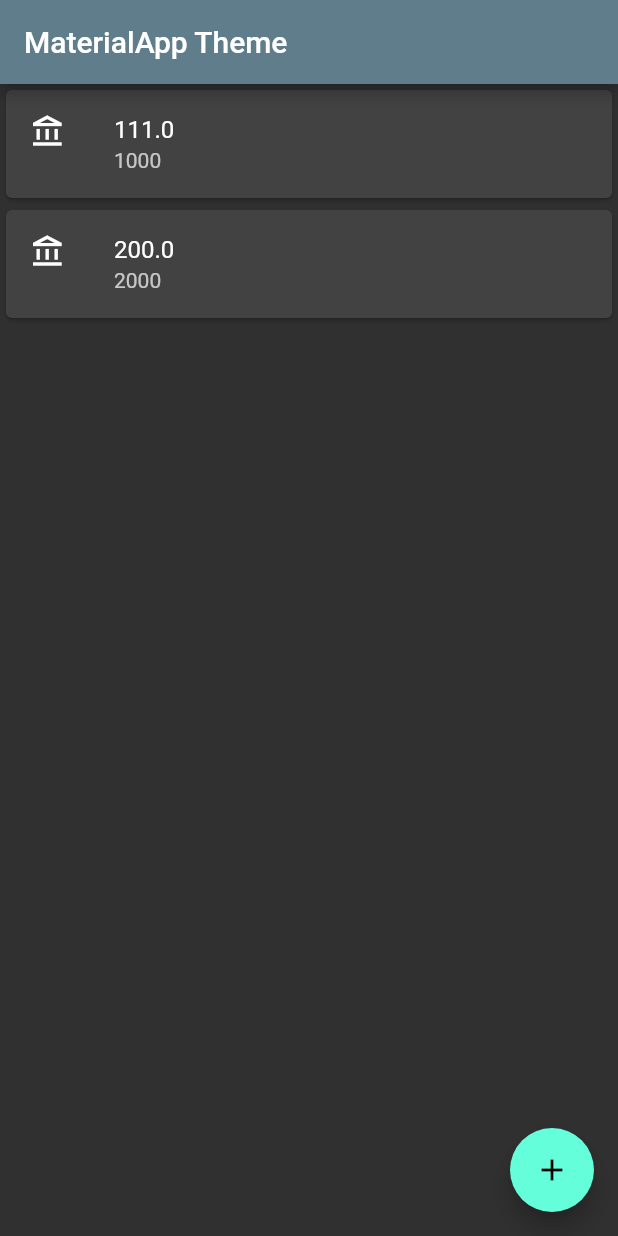
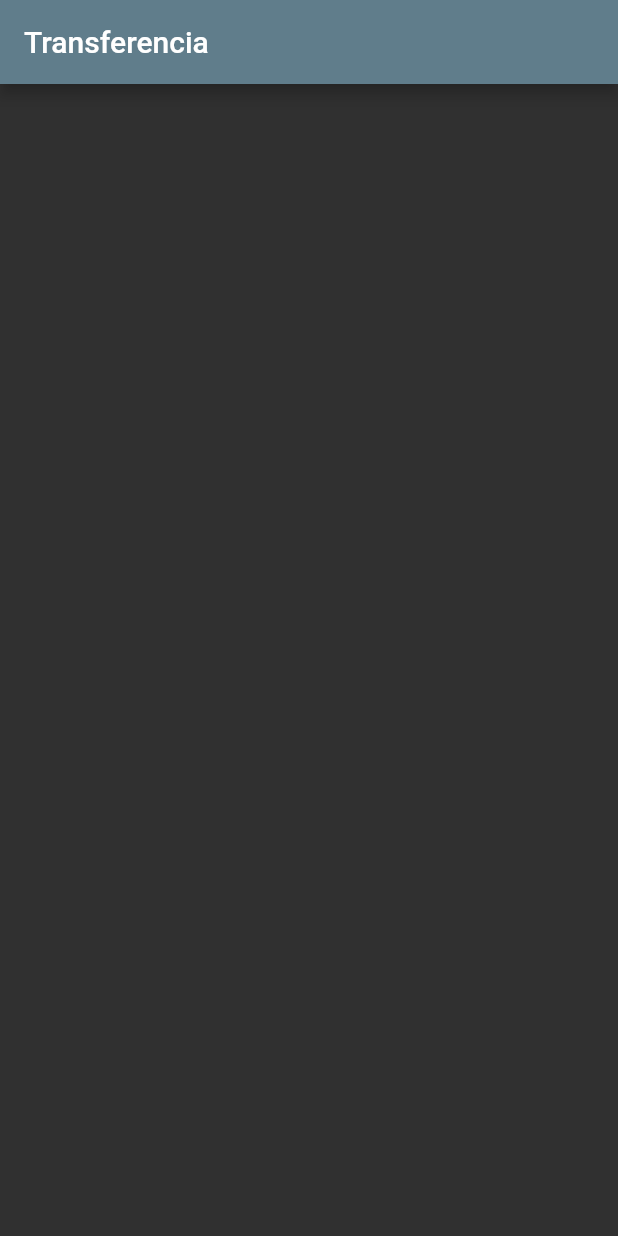
Before and after one commit to MGMAGNOJ/bytebank, a Flutter app: the screen it shows after launch, on a phone screen of 412 x 824 dp. Run offline on Flutter 3.47's test engine with Material 2 defaults, Android fonts, the phone set to English and light mode, and no system bars.

Commit message:
Versão com HotReload

```diff
--- a/lib/main.dart
+++ b/lib/main.dart
@@ -1,38 +1,60 @@
 import 'package:flutter/material.dart';
 
-void main() => runApp(
-      MaterialApp(
-        theme: ThemeData(
-            brightness: Brightness.dark, primaryColor: Colors.blueGrey),
-        home: Scaffold(
-          appBar: AppBar(
-            title: const Text('MaterialApp Theme'),
-          ),
-          floatingActionButton: FloatingActionButton(
-            child: Icon(Icons.add),
-            onPressed: null,
-          ),
-          body: ListaDePagamentos(),
-        ),
+void main() => runApp(ByteBankApp());
+
+class ByteBankApp extends StatelessWidget {
+  const ByteBankApp({Key? key}) : super(key: key);
+
+  @override
+  Widget build(BuildContext context) {
+    return MaterialApp(
+      theme:
+          ThemeData(brightness: Brightness.dark, primaryColor: Colors.blueGrey),
+      home: Scaffold(
+        body: FormularioTransferencia(),
       ),
     );
+  }
+}
+
+class FormularioTransferencia extends StatelessWidget {
+  const FormularioTransferencia({Key? key}) : super(key: key);
+
+  @override
+  Widget build(BuildContext context) {
+    return Scaffold(
+      appBar: AppBar(
+        title: const Text('Transferencia'),
+
+      ),
+    );
+  }
+}
 
 class ListaDePagamentos extends StatelessWidget {
   @override
   Widget build(BuildContext context) {
-    // TODO: implement build
-    return Column(
-      children: [
-        ItemTransferencia(Transferencia(111, 1000)),
-        ItemTransferencia(Transferencia(200, 2000)),
-      ],
+    return Scaffold(
+      appBar: AppBar(
+        title: const Text('MaterialApp Theme'),
+      ),
+      body: Column(
+        children: [
+          ItemTransferencia(Transferencia(111.0, 1000)),
+          ItemTransferencia(Transferencia(200.2, 2000)),
+        ],
+      ),
+      floatingActionButton: FloatingActionButton(
+        child: Icon(Icons.add),
+        onPressed: null,
+      ),
     );
   }
 }
 
 class ItemTransferencia extends StatelessWidget {
+  final Transferencia _transferencia;
 
-  final Transferencia _transferencia;
   ItemTransferencia(this._transferencia);
 
   @override
@@ -47,10 +69,8 @@ class ItemTransferencia extends StatelessWidget {
 }
 
 class Transferencia {
-
   final double valor;
   final int conta;
 
   Transferencia(this.valor, this.conta);
-
 }
```
